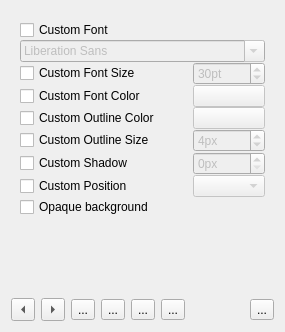
Before: the Qt Designer form src/ui/editsub_ui.ui in KDE/kdenlive, drawn with Qt 5.
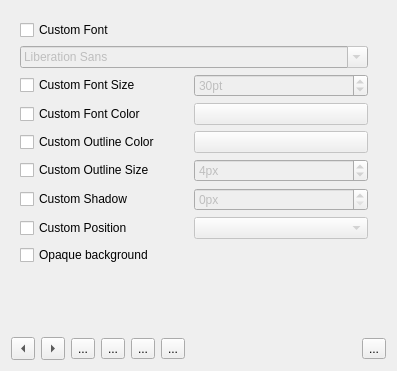
After: the same form once the commit is applied. The open tabs and pages were chosen to show the change. Icons and pictures are not drawn. Custom widgets are drawn as their Qt base class.

Commit message: Ensure Subtitle widget can fit on smaller screens. CCBUG: 470498

The edit to the form file:
```diff
--- a/src/ui/editsub_ui.ui
+++ b/src/ui/editsub_ui.ui
@@ -10,8 +10,8 @@
    <rect>
     <x>0</x>
     <y>0</y>
-    <width>285</width>
-    <height>332</height>
+    <width>397</width>
+    <height>371</height>
    </rect>
   </property>
   <layout class="QGridLayout" name="gridLayout_2">
@@ -234,58 +234,113 @@
           <property name="verticalSpacing">
            <number>0</number>
           </property>
-          <item row="7" column="2">
-           <widget class="QComboBox" name="alignment">
-            <property name="enabled">
-             <bool>false</bool>
+          <item row="5" column="0" colspan="2">
+           <widget class="QScrollArea" name="scrollArea">
+            <property name="frameShape">
+             <enum>QFrame::NoFrame</enum>
             </property>
-           </widget>
-          </item>
-          <item row="4" column="2">
-           <widget class="KColorButton" name="outlineColor">
-            <property name="enabled">
-             <bool>false</bool>
-            </property>
-            <property name="defaultColor">
-             <color>
-              <red>0</red>
-              <green>0</green>
-              <blue>0</blue>
-             </color>
-            </property>
-            <property name="alphaChannelEnabled">
+            <property name="widgetResizable">
              <bool>true</bool>
             </property>
-           </widget>
-          </item>
-          <item row="5" column="2">
-           <widget class="QSpinBox" name="outlineSize">
+            <widget class="QWidget" name="scrollAreaWidgetContents">
+             <property name="geometry">
+              <rect>
+               <x>0</x>
+               <y>0</y>
+               <width>352</width>
+               <height>320</height>
+              </rect>
+             </property>
+             <layout class="QGridLayout" name="gridLayout_5">
+              <property name="leftMargin">
+               <number>0</number>
+              </property>
+              <property name="topMargin">
+               <number>0</number>
+              </property>
+              <property name="bottomMargin">
+               <number>0</number>
+              </property>
+              <property name="horizontalSpacing">
+               <number>0</number>
+              </property>
+              <item row="10" column="0">
+               <widget class="QCheckBox" name="checkPosition">
+                <property name="text">
+                 <string>Custom Position</string>
+                </property>
+               </widget>
+              </item>
+              <item row="9" column="1">
+               <widget class="QSpinBox" name="shadowSize">
             <property name="enabled">
              <bool>false</bool>
             </property>
             <property name="suffix">
              <string>px</string>
             </property>
-            <property name="value">
-             <number>4</number>
-            </property>
            </widget>
           </item>
           <item row="6" column="0">
+               <widget class="QCheckBox" name="checkFontColor">
+                <property name="text">
+                 <string>Custom Font Color</string>
+                </property>
+               </widget>
+              </item>
+              <item row="8" column="0">
+               <widget class="QCheckBox" name="checkOutlineSize">
+                <property name="text">
+                 <string>Custom Outline Size</string>
+                </property>
+               </widget>
+              </item>
+              <item row="9" column="0">
            <widget class="QCheckBox" name="checkShadowSize">
             <property name="text">
              <string>Custom Shadow</string>
             </property>
            </widget>
           </item>
-          <item row="0" column="0">
-           <widget class="QCheckBox" name="checkFont">
+              <item row="6" column="1">
+               <widget class="KColorButton" name="fontColor">
+                <property name="enabled">
+                 <bool>false</bool>
+                </property>
+                <property name="color">
+                 <color>
+                  <red>255</red>
+                  <green>255</green>
+                  <blue>255</blue>
+                 </color>
+                </property>
+                <property name="defaultColor">
+                 <color>
+                  <red>255</red>
+                  <green>255</green>
+                  <blue>255</blue>
+                 </color>
+                </property>
+                <property name="alphaChannelEnabled">
+                 <bool>true</bool>
+                </property>
+               </widget>
+              </item>
+              <item row="11" column="0" colspan="2">
+               <widget class="QCheckBox" name="checkOpaque">
             <property name="text">
-             <string>Custom Font</string>
+                 <string>Opaque background</string>
             </property>
            </widget>
           </item>
-          <item row="2" column="2">
+              <item row="3" column="0" colspan="2">
+               <widget class="QFontComboBox" name="fontFamily">
+                <property name="enabled">
+                 <bool>false</bool>
+                </property>
+               </widget>
+              </item>
+              <item row="4" column="1">
            <widget class="QSpinBox" name="fontSize">
             <property name="enabled">
              <bool>false</bool>
@@ -301,100 +356,79 @@
             </property>
            </widget>
           </item>
-          <item row="9" column="2">
-           <spacer name="verticalSpacer">
-            <property name="orientation">
-             <enum>Qt::Vertical</enum>
-            </property>
-            <property name="sizeHint" stdset="0">
-             <size>
-              <width>20</width>
-              <height>92</height>
-             </size>
-            </property>
-           </spacer>
-          </item>
-          <item row="3" column="0">
-           <widget class="QCheckBox" name="checkFontColor">
-            <property name="text">
-             <string>Custom Font Color</string>
-            </property>
-           </widget>
-          </item>
           <item row="7" column="0">
-           <widget class="QCheckBox" name="checkPosition">
-            <property name="text">
-             <string>Custom Position</string>
-            </property>
-           </widget>
-          </item>
-          <item row="2" column="0">
-           <widget class="QCheckBox" name="checkFontSize">
-            <property name="text">
-             <string>Custom Font Size</string>
-            </property>
-           </widget>
-          </item>
-          <item row="3" column="2">
-           <widget class="KColorButton" name="fontColor">
-            <property name="enabled">
-             <bool>false</bool>
-            </property>
-            <property name="color">
-             <color>
-              <red>255</red>
-              <green>255</green>
-              <blue>255</blue>
-             </color>
-            </property>
-            <property name="defaultColor">
-             <color>
-              <red>255</red>
-              <green>255</green>
-              <blue>255</blue>
-             </color>
-            </property>
-            <property name="alphaChannelEnabled">
-             <bool>true</bool>
-            </property>
-           </widget>
-          </item>
-          <item row="6" column="2">
-           <widget class="QSpinBox" name="shadowSize">
-            <property name="enabled">
-             <bool>false</bool>
-            </property>
-            <property name="suffix">
-             <string>px</string>
-            </property>
-           </widget>
-          </item>
-          <item row="1" column="0" colspan="3">
-           <widget class="QFontComboBox" name="fontFamily">
-            <property name="enabled">
-             <bool>false</bool>
-            </property>
-           </widget>
-          </item>
-          <item row="4" column="0">
            <widget class="QCheckBox" name="checkOutlineColor">
             <property name="text">
              <string>Custom Outline Color</string>
             </property>
            </widget>
           </item>
-          <item row="5" column="0">
-           <widget class="QCheckBox" name="checkOutlineSize">
+              <item row="7" column="1">
+               <widget class="KColorButton" name="outlineColor">
+                <property name="enabled">
+                 <bool>false</bool>
+                </property>
+                <property name="defaultColor">
+                 <color>
+                  <red>0</red>
+                  <green>0</green>
+                  <blue>0</blue>
+                 </color>
+                </property>
+                <property name="alphaChannelEnabled">
+                 <bool>true</bool>
+                </property>
+               </widget>
+              </item>
+              <item row="8" column="1">
+               <widget class="QSpinBox" name="outlineSize">
+                <property name="enabled">
+                 <bool>false</bool>
+                </property>
+                <property name="suffix">
+                 <string>px</string>
+                </property>
+                <property name="value">
+                 <number>4</number>
+                </property>
+               </widget>
+              </item>
+              <item row="10" column="1">
+               <widget class="QComboBox" name="alignment">
+                <property name="enabled">
+                 <bool>false</bool>
+                </property>
+               </widget>
+              </item>
+              <item row="4" column="0">
+               <widget class="QCheckBox" name="checkFontSize">
             <property name="text">
-             <string>Custom Outline Size</string>
+                 <string>Custom Font Size</string>
             </property>
            </widget>
           </item>
-          <item row="8" column="0" colspan="3">
-           <widget class="QCheckBox" name="checkOpaque">
+              <item row="12" column="0">
+               <spacer name="verticalSpacer">
+                <property name="orientation">
+                 <enum>Qt::Vertical</enum>
+                </property>
+                <property name="sizeHint" stdset="0">
+                 <size>
+                  <width>20</width>
+                  <height>40</height>
+                 </size>
+                </property>
+               </spacer>
+              </item>
+              <item row="2" column="0" colspan="2">
+               <widget class="QCheckBox" name="checkFont">
             <property name="text">
-             <string>Opaque background</string>
-            </property>
+                 <string>Custom Font</string>
+                </property>
+               </widget>
+              </item>
+             </layout>
+            </widget>
            </widget>
           </item>
          </layout>
@@ -431,11 +465,6 @@
   </layout>
  </widget>
  <customwidgets>
-  <customwidget>
-   <class>TimecodeDisplay</class>
-   <extends>QWidget</extends>
-   <header>widgets/timecodedisplay.h</header>
-  </customwidget>
   <customwidget>
    <class>KTextEdit</class>
    <extends>QTextEdit</extends>
@@ -446,6 +475,11 @@
    <extends>QPushButton</extends>
    <header>kcolorbutton.h</header>
   </customwidget>
+  <customwidget>
+   <class>TimecodeDisplay</class>
+   <extends>QWidget</extends>
+   <header>widgets/timecodedisplay.h</header>
+  </customwidget>
  </customwidgets>
  <resources/>
  <connections>
```
Left out of the diff: 6 changed lines with no effect on the pictures. Lines whose indentation alone changed are shown as unchanged.
